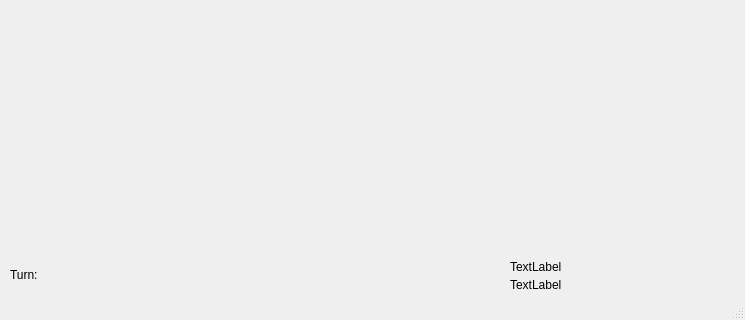
The window that MK_SOS_Project/mainwindow.ui (maktcr/SOS-PROJECT) describes before a commit, drawn with Qt 5; both pictures show x 0 to 745 and y 303 to 623 of the 745 by 623 pixel window.
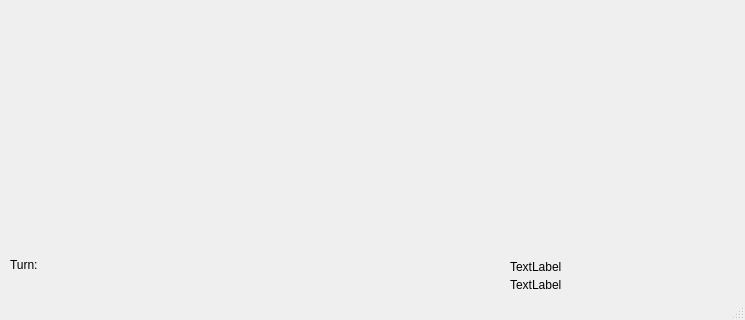
The same window after the commit.

```diff
--- a/MK_SOS_Project/mainwindow.ui
+++ b/MK_SOS_Project/mainwindow.ui
@@ -54,7 +54,7 @@
     <property name="geometry">
      <rect>
       <x>10</x>
-      <y>570</y>
+      <y>560</y>
       <width>71</width>
       <height>16</height>
      </rect>
@@ -66,8 +66,8 @@
    <widget class="QLabel" name="playerTurnLabel">
     <property name="geometry">
      <rect>
-      <x>470</x>
-      <y>440</y>
+      <x>10</x>
+      <y>580</y>
       <width>201</width>
       <height>16</height>
      </rect>
```
